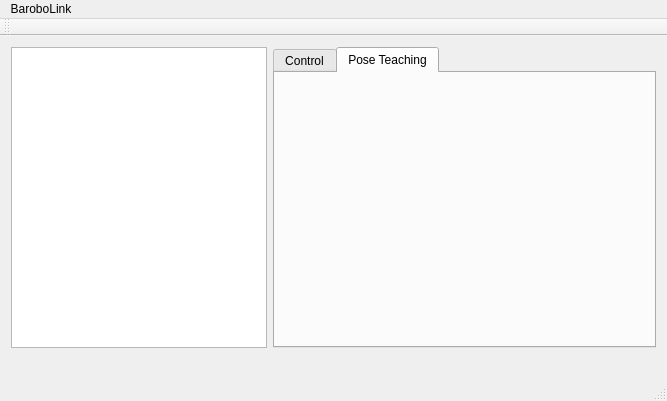
Old version of the form mainwindow.ui in the repository harrishancock/QtBaroboLink.
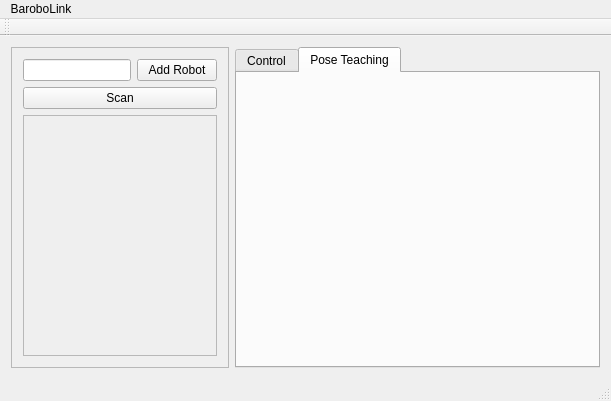
New version of the form. The open tabs and pages were chosen to show the change.

What changed in the file:
```diff
--- a/mainwindow.ui
+++ b/mainwindow.ui
@@ -6,7 +6,7 @@
    <rect>
     <x>0</x>
     <y>0</y>
-    <width>667</width>
+    <width>611</width>
     <height>401</height>
    </rect>
   </property>
@@ -20,19 +20,84 @@
      <verstretch>0</verstretch>
     </sizepolicy>
    </property>
-   <layout class="QVBoxLayout" name="verticalLayout_2">
-    <item>
-     <layout class="QVBoxLayout" name="verticalLayout">
-      <item>
        <layout class="QHBoxLayout" name="horizontalLayout">
         <item>
-         <widget class="QListWidget" name="listWidget_connectedRobots">
+     <widget class="QFrame" name="frame">
           <property name="sizePolicy">
-           <sizepolicy hsizetype="Fixed" vsizetype="Expanding">
+       <sizepolicy hsizetype="Fixed" vsizetype="Preferred">
             <horstretch>0</horstretch>
             <verstretch>0</verstretch>
            </sizepolicy>
           </property>
+      <property name="frameShape">
+       <enum>QFrame::StyledPanel</enum>
+      </property>
+      <property name="frameShadow">
+       <enum>QFrame::Raised</enum>
+      </property>
+      <layout class="QGridLayout" name="gridLayout">
+       <item row="1" column="0" colspan="2">
+        <widget class="QPushButton" name="pushButton_2">
+         <property name="sizePolicy">
+          <sizepolicy hsizetype="Preferred" vsizetype="Fixed">
+           <horstretch>0</horstretch>
+           <verstretch>0</verstretch>
+          </sizepolicy>
+         </property>
+         <property name="text">
+          <string>Scan</string>
+         </property>
+        </widget>
+       </item>
+       <item row="0" column="1">
+        <widget class="QPushButton" name="pushButton">
+         <property name="sizePolicy">
+          <sizepolicy hsizetype="Fixed" vsizetype="Fixed">
+           <horstretch>0</horstretch>
+           <verstretch>0</verstretch>
+          </sizepolicy>
+         </property>
+         <property name="text">
+          <string>Add Robot</string>
+         </property>
+        </widget>
+       </item>
+       <item row="0" column="0">
+        <widget class="QLineEdit" name="lineEdit">
+         <property name="enabled">
+          <bool>true</bool>
+         </property>
+         <property name="sizePolicy">
+          <sizepolicy hsizetype="Preferred" vsizetype="Fixed">
+           <horstretch>0</horstretch>
+           <verstretch>0</verstretch>
+          </sizepolicy>
+         </property>
+        </widget>
+       </item>
+       <item row="2" column="0" colspan="2">
+        <widget class="QScrollArea" name="scrollArea">
+         <property name="widgetResizable">
+          <bool>true</bool>
+         </property>
+         <widget class="QWidget" name="scrollAreaWidgetContents">
+          <property name="geometry">
+           <rect>
+            <x>0</x>
+            <y>0</y>
+            <width>209</width>
+            <height>244</height>
+           </rect>
+          </property>
+          <layout class="QVBoxLayout" name="verticalLayout">
+           <item>
+            <layout class="QGridLayout" name="robotsGridLayout"/>
+           </item>
+          </layout>
+         </widget>
+        </widget>
+       </item>
+      </layout>
          </widget>
         </item>
         <item>
@@ -53,30 +118,13 @@
          </widget>
         </item>
        </layout>
-      </item>
-      <item>
-       <spacer name="horizontalSpacer_2">
-        <property name="orientation">
-         <enum>Qt::Horizontal</enum>
-        </property>
-        <property name="sizeHint" stdset="0">
-         <size>
-          <width>40</width>
-          <height>20</height>
-         </size>
-        </property>
-       </spacer>
-      </item>
-     </layout>
-    </item>
-   </layout>
   </widget>
   <widget class="QMenuBar" name="menuBar">
    <property name="geometry">
     <rect>
      <x>0</x>
      <y>0</y>
-     <width>667</width>
+     <width>611</width>
      <height>20</height>
     </rect>
    </property>
```
Left out of the diff: 2 changed lines with no effect on the pictures. Lines whose indentation alone changed are shown as unchanged.
